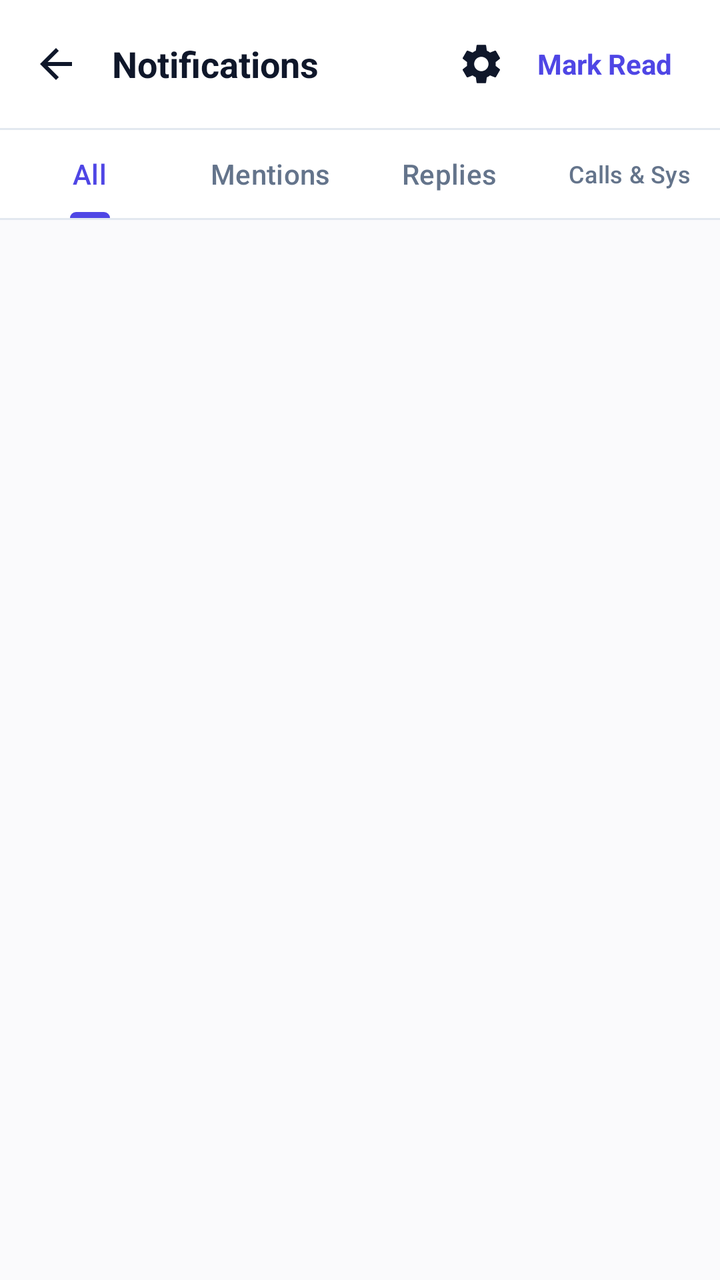
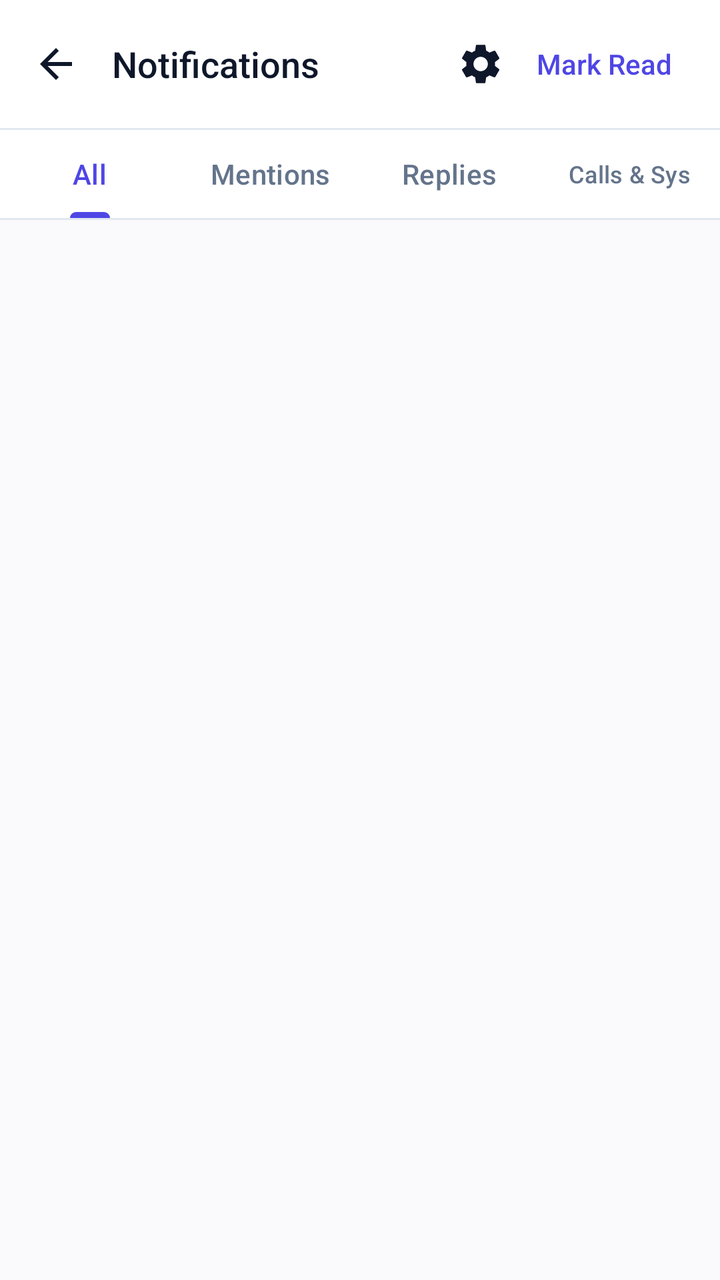

Screens rendered from an Android XML layout before and after an edit, with the pre-edit source and the edit as a unified diff.
<!-- AndroidManifest.xml: application theme Theme.VEIL -->
<!-- res/layout/activity_notifications.xml -->
<?xml version="1.0" encoding="utf-8"?>
<LinearLayout xmlns:android="http://schemas.android.com/apk/res/android"
    xmlns:app="http://schemas.android.com/apk/res-auto"
    android:layout_width="match_parent"
    android:layout_height="match_parent"
    android:orientation="vertical"
    android:background="@color/colorBackground">

    
    <LinearLayout
        android:layout_width="match_parent"
        android:layout_height="?attr/actionBarSize"
        android:background="@color/colorSurface"
        android:gravity="center_vertical"
        android:paddingStart="8dp"
        android:paddingEnd="16dp">

        <ImageView
            android:id="@+id/btnBack"
            android:layout_width="40dp"
            android:layout_height="40dp"
            android:padding="8dp"
            android:src="@drawable/ic_arrow_back"
            app:tint="@color/textPrimary"
            android:background="?attr/selectableItemBackgroundBorderless"
            android:contentDescription="Back" />

        <TextView
            android:layout_width="0dp"
            android:layout_height="wrap_content"
            android:layout_weight="1"
            android:layout_marginStart="8dp"
            android:text="Notifications"
            android:textColor="@color/textPrimary"
            android:textSize="18sp"
            android:textStyle="bold" />

        <ImageView
            android:id="@+id/btnNotificationSettings"
            android:layout_width="40dp"
            android:layout_height="40dp"
            android:padding="8dp"
            android:src="@drawable/ic_settings"
            app:tint="@color/textPrimary"
            android:background="?attr/selectableItemBackgroundBorderless"
            android:contentDescription="Settings" />

        <TextView
            android:id="@+id/btnMarkAllRead"
            android:layout_width="wrap_content"
            android:layout_height="wrap_content"
            android:padding="8dp"
            android:text="Mark Read"
            android:textColor="@color/colorPrimary"
            android:textSize="14sp"
            android:textStyle="bold"
            android:background="?attr/selectableItemBackground" />
    </LinearLayout>

    <View
        android:layout_width="match_parent"
        android:layout_height="1dp"
        android:background="@color/colorOutline" />

    
    <com.google.android.material.tabs.TabLayout
        android:id="@+id/tabLayoutNotifications"
        android:layout_width="match_parent"
        android:layout_height="44dp"
        android:background="@color/colorSurface"
        app:tabIndicatorColor="@color/colorPrimary"
        app:tabIndicatorHeight="3dp"
        app:tabSelectedTextColor="@color/colorPrimary"
        app:tabTextColor="@color/textSecondary"
        app:tabMode="fixed"
        app:tabGravity="fill">

        <com.google.android.material.tabs.TabItem
            android:layout_width="wrap_content"
            android:layout_height="wrap_content"
            android:text="All" />

        <com.google.android.material.tabs.TabItem
            android:layout_width="wrap_content"
            android:layout_height="wrap_content"
            android:text="Mentions" />

        <com.google.android.material.tabs.TabItem
            android:layout_width="wrap_content"
            android:layout_height="wrap_content"
            android:text="Replies" />

        <com.google.android.material.tabs.TabItem
            android:layout_width="wrap_content"
            android:layout_height="wrap_content"
            android:text="Calls &amp; Sys" />
    </com.google.android.material.tabs.TabLayout>

    <View
        android:layout_width="match_parent"
        android:layout_height="1dp"
        android:background="@color/colorOutline" />

    
    <FrameLayout
        android:layout_width="match_parent"
        android:layout_height="match_parent">

        <androidx.recyclerview.widget.RecyclerView
            android:id="@+id/rvNotifications"
            android:layout_width="match_parent"
            android:layout_height="match_parent"
            android:clipToPadding="false"
            android:paddingTop="8dp"
            android:paddingBottom="24dp" />

        <LinearLayout
            android:id="@+id/layoutEmptyState"
            android:layout_width="match_parent"
            android:layout_height="match_parent"
            android:orientation="vertical"
            android:gravity="center"
            android:padding="32dp"
            android:visibility="gone">

            <ImageView
                android:layout_width="64dp"
                android:layout_height="64dp"
                android:src="@drawable/ic_notifications"
                app:tint="@color/textSecondary"
                android:alpha="0.4" />

            <TextView
                android:id="@+id/tvEmptyTitle"
                android:layout_width="wrap_content"
                android:layout_height="wrap_content"
                android:layout_marginTop="16dp"
                android:text="No Notifications"
                android:textColor="@color/textPrimary"
                android:textSize="17sp"
                android:textStyle="bold" />

            <TextView
                android:id="@+id/tvEmptySubtitle"
                android:layout_width="wrap_content"
                android:layout_height="wrap_content"
                android:layout_marginTop="6dp"
                android:text="Mentions, replies, missed calls and zero-knowledge alerts will appear here."
                android:textColor="@color/textSecondary"
                android:textSize="13sp"
                android:gravity="center" />
        </LinearLayout>
    </FrameLayout>
</LinearLayout>
<!-- resources referenced by this layout -->
<resources>
  <color name="colorBackground">#FAFAFC</color>
  <color name="colorOutline">#E2E8F0</color>
  <color name="colorPrimary">#4F46E5</color>
  <color name="colorSurface">#FFFFFF</color>
  <color name="textPrimary">#0F172A</color>
  <color name="textSecondary">#64748B</color>
  <style name="Theme.VEIL" parent="Base.Theme.VEIL" />
  <color name="text_primary">#0F172A</color>
  <style name="Base.Theme.VEIL" parent="Theme.Material3.DayNight.NoActionBar">
          <item name="android:statusBarColor">@android:color/transparent</item>
          <item name="android:navigationBarColor">@android:color/transparent</item>
          <item name="android:windowLightStatusBar" tools:targetApi="m">true</item>
          <item name="colorPrimary">@color/colorPrimary</item>
          <item name="colorOnPrimary">@color/colorOnPrimary</item>
          <item name="colorPrimaryContainer">@color/colorPrimaryContainer</item>
          <item name="colorOnPrimaryContainer">@color/colorOnPrimaryContainer</item>
          <item name="colorSurface">@color/colorSurface</item>
          <item name="colorSurfaceVariant">@color/colorSurfaceVariant</item>
          <item name="colorOutline">@color/colorOutline</item>
          <item name="android:colorBackground">@color/colorBackground</item>
          <item name="bottomSheetDialogTheme">@style/ModernBottomSheetDialogTheme</item>
      </style>
  <color name="colorOnPrimary">#FFFFFF</color>
  <color name="colorPrimaryContainer">#EEF2FF</color>
  <color name="colorOnPrimaryContainer">#3730A3</color>
  <color name="colorSurfaceVariant">#F1F5F9</color>
  <style name="ModernBottomSheetStyle" parent="Widget.Material3.BottomSheet">
          <item name="android:background">@android:color/transparent</item>
      </style>
  <!-- unchanged entries left out for length: 4 -->
</resources>

<!-- the commit's change to res/layout/activity_notifications.xml (unified diff, before → after) -->
@@ -33,7 +33,7 @@
             android:text="Notifications"
             android:textColor="@color/textPrimary"
             android:textSize="18sp"
-            android:textStyle="bold" />
+            android:fontFamily="sans-serif-medium" />
 
         <ImageView
             android:id="@+id/btnNotificationSettings"
@@ -53,7 +53,7 @@
             android:text="Mark Read"
             android:textColor="@color/colorPrimary"
             android:textSize="14sp"
-            android:textStyle="bold"
+            android:fontFamily="sans-serif-medium"
             android:background="?attr/selectableItemBackground" />
     </LinearLayout>
 
@@ -138,14 +138,14 @@
                 android:text="No Notifications"
                 android:textColor="@color/textPrimary"
                 android:textSize="17sp"
-                android:textStyle="bold" />
+                android:fontFamily="sans-serif-medium" />
 
             <TextView
                 android:id="@+id/tvEmptySubtitle"
                 android:layout_width="wrap_content"
                 android:layout_height="wrap_content"
                 android:layout_marginTop="6dp"
-                android:text="Mentions, replies, missed calls and zero-knowledge alerts will appear here."
+                android:text="Mentions, replies, missed calls, and notifications will appear here."
                 android:textColor="@color/textSecondary"
                 android:textSize="13sp"
                 android:gravity="center" />
<!-- resource entries referenced after the edit -->
@@ -16,8 +16,25 @@
           <item name="colorOnPrimary">@color/colorOnPrimary</item>
           <item name="colorPrimaryContainer">@color/colorPrimaryContainer</item>
           <item name="colorOnPrimaryContainer">@color/colorOnPrimaryContainer</item>
+          <item name="colorSecondary">@color/colorSecondary</item>
+          <item name="colorOnSecondary">@color/colorOnSecondary</item>
+          <item name="colorSecondaryContainer">@color/colorSecondaryContainer</item>
+          <item name="colorOnSecondaryContainer">@color/colorOnSecondaryContainer</item>
+          <item name="colorTertiary">@color/colorTertiary</item>
+          <item name="colorOnTertiary">@color/colorOnTertiary</item>
+          <item name="colorTertiaryContainer">@color/colorTertiaryContainer</item>
+          <item name="colorOnTertiaryContainer">@color/colorOnTertiaryContainer</item>
           <item name="colorSurface">@color/colorSurface</item>
+          <item name="colorOnSurface">@color/colorOnSurface</item>
           <item name="colorSurfaceVariant">@color/colorSurfaceVariant</item>
+          <item name="colorOnSurfaceVariant">@color/colorOnSurfaceVariant</item>
+          <item name="colorSurfaceDim">@color/colorSurfaceDim</item>
+          <item name="colorSurfaceBright">@color/colorSurfaceBright</item>
+          <item name="colorSurfaceContainerLowest">@color/colorSurfaceContainerLowest</item>
+          <item name="colorSurfaceContainerLow">@color/colorSurfaceContainerLow</item>
+          <item name="colorSurfaceContainer">@color/colorSurfaceContainer</item>
+          <item name="colorSurfaceContainerHigh">@color/colorSurfaceContainerHigh</item>
+          <item name="colorSurfaceContainerHighest">@color/colorSurfaceContainerHighest</item>
           <item name="colorOutline">@color/colorOutline</item>
           <item name="android:colorBackground">@color/colorBackground</item>
           <item name="bottomSheetDialogTheme">@style/ModernBottomSheetDialogTheme</item>
@@ -25,7 +42,24 @@
   <color name="colorOnPrimary">#FFFFFF</color>
   <color name="colorPrimaryContainer">#EEF2FF</color>
   <color name="colorOnPrimaryContainer">#3730A3</color>
+  <color name="colorSecondary">#0D9488</color>
+  <color name="colorOnSecondary">#FFFFFF</color>
+  <color name="colorSecondaryContainer">#EEF2FF</color>
+  <color name="colorOnSecondaryContainer">#3730A3</color>
+  <color name="colorTertiary">#06B6D4</color>
+  <color name="colorOnTertiary">#FFFFFF</color>
+  <color name="colorTertiaryContainer">#ECFEFF</color>
+  <color name="colorOnTertiaryContainer">#155E75</color>
+  <color name="colorOnSurface">#0F172A</color>
   <color name="colorSurfaceVariant">#F1F5F9</color>
+  <color name="colorOnSurfaceVariant">#475569</color>
+  <color name="colorSurfaceDim">#E2E8F0</color>
+  <color name="colorSurfaceBright">#FFFFFF</color>
+  <color name="colorSurfaceContainerLowest">#FFFFFF</color>
+  <color name="colorSurfaceContainerLow">#F8FAFC</color>
+  <color name="colorSurfaceContainer">#F1F5F9</color>
+  <color name="colorSurfaceContainerHigh">#E2E8F0</color>
+  <color name="colorSurfaceContainerHighest">#CBD5E1</color>
   <style name="ModernBottomSheetStyle" parent="Widget.Material3.BottomSheet">
           <item name="android:background">@android:color/transparent</item>
       </style>
